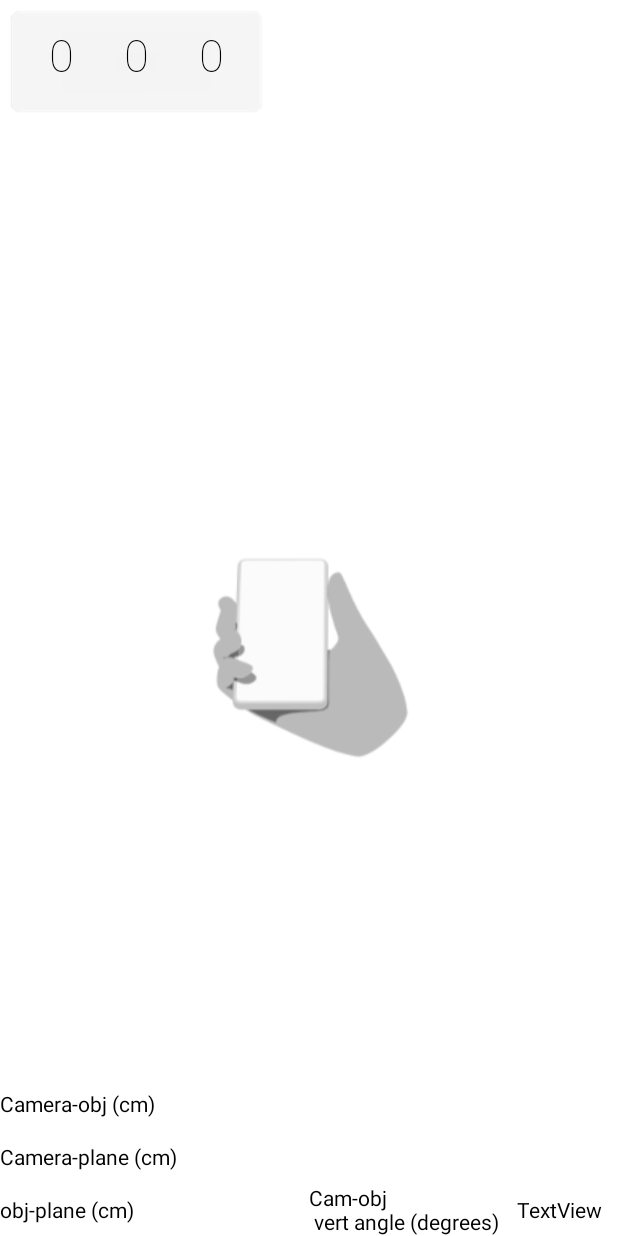
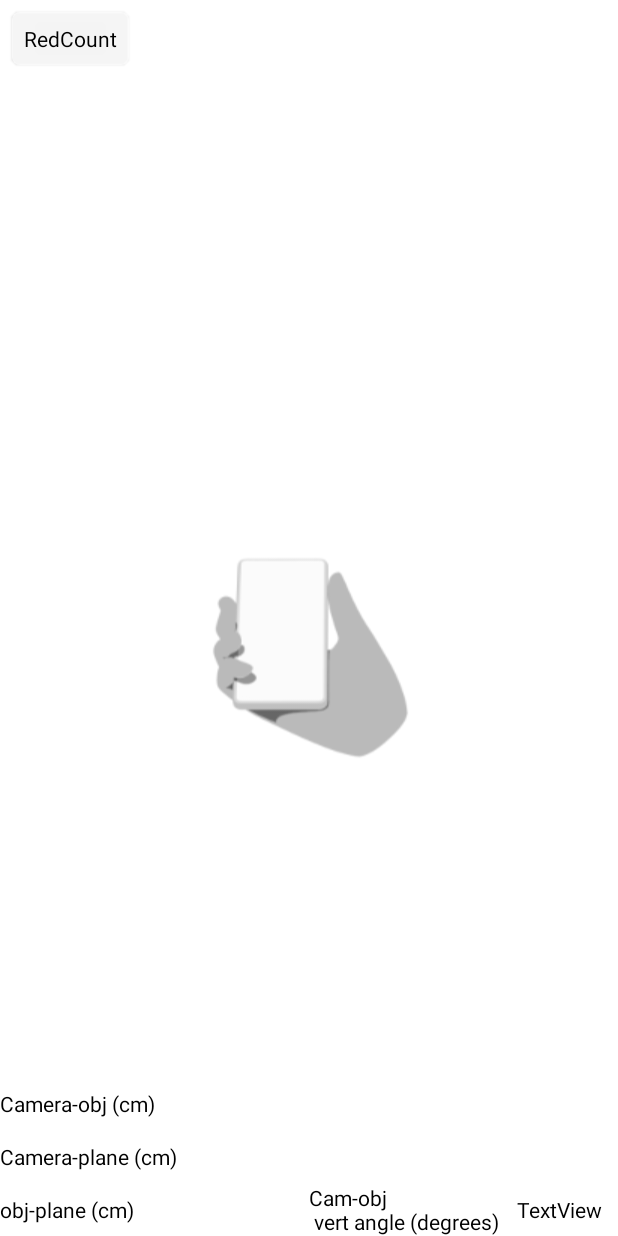
Before and after one commit to k-konovalov/scan-3d-object-with-ar, an Android app: the screen it shows after launch (MeasurementActivity), on a phone screen of 412 x 824 dp. Run offline under Robolectric (Android 15) with nearby library versions, the phone set to English and light mode, and no system bars; libraries missing offline, so code that uses them is left out: com.google.android.filament; 77 statements that could not run were skipped.

```diff
--- a/ar_core_sceneform/src/main/res/layout/collect_fragment.xml
+++ b/ar_core_sceneform/src/main/res/layout/collect_fragment.xml
@@ -11,35 +11,17 @@
         android:layout_width="match_parent"
         android:layout_height="match_parent" />
 
-    <LinearLayout
-        android:id="@+id/llCamPos"
+    <TextView
+        android:id="@+id/tvRedCount"
         style="@style/Position.LinearLayouts"
         android:layout_width="wrap_content"
         android:layout_height="wrap_content"
         android:layout_marginStart="8dp"
-        android:orientation="horizontal"
-        android:visibility="visible"
+        android:backgroundTintMode="add"
+        android:text="RedCount"
+        android:textColor="@android:color/black"
         app:layout_constraintStart_toStartOf="parent"
-        app:layout_constraintTop_toTopOf="parent">
-
-        <TextView
-            android:id="@+id/txtCamX"
-            style="@style/Position.TextViews"
-            android:layout_weight="1"
-            android:text="0" />
-
-        <TextView
-            android:id="@+id/txtCamY"
-            style="@style/Position.TextViews"
-            android:layout_weight="1"
-            android:text="0" />
-
-        <TextView
-            android:id="@+id/txtCamZ"
-            style="@style/Position.TextViews"
-            android:layout_weight="1"
-            android:text="0" />
-    </LinearLayout>
+        app:layout_constraintTop_toTopOf="parent" />
 
     <androidx.constraintlayout.widget.ConstraintLayout
         android:layout_width="match_parent"
```
Also changed, not shown: ar_core_sceneform/src/main/java/ru/arvrlab/ar/measurement/fragments/CollectFragment.kt (+8 -7 lines), ar_core_sceneform/src/main/java/ru/arvrlab/ar/measurement/fragments/CollectViewModel.kt (+5 -7 lines).
